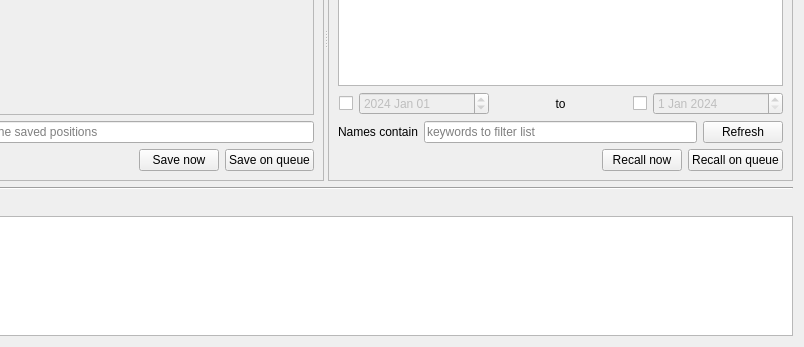
Before: the Qt Designer form src/firefly/plans/save_motor_window.ui in spc-group/haven, drawn with Qt 5; both pictures show x 152 to 956 and y 117 to 464 of the 956 by 464 pixel window.
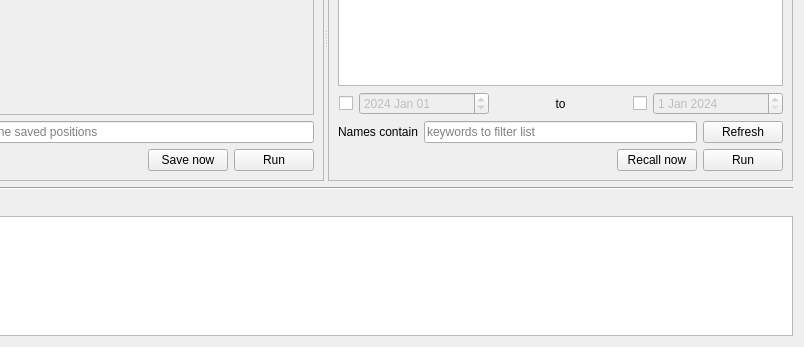
After: the same form once the commit is applied. Custom widgets are drawn as their Qt base class.

Commit message: change buttons to queue buttons

Diff of the .ui file:
```diff
--- a/src/firefly/plans/save_motor_window.ui
+++ b/src/firefly/plans/save_motor_window.ui
@@ -212,7 +212,10 @@
            </widget>
           </item>
           <item>
-           <widget class="QPushButton" name="run_button">
+           <widget class="QueueButton" name="run_button">
+            <property name="enabled">
+             <bool>true</bool>
+            </property>
             <property name="sizePolicy">
              <sizepolicy hsizetype="Fixed" vsizetype="Fixed">
               <horstretch>0</horstretch>
@@ -223,7 +226,10 @@
              <string>Add save motor position to the queue</string>
             </property>
             <property name="text">
-             <string>Save on queue</string>
+             <string>Run</string>
+            </property>
+            <property name="checkable">
+             <bool>false</bool>
             </property>
            </widget>
           </item>
@@ -475,7 +481,10 @@
                  </widget>
                 </item>
                 <item>
-                 <widget class="QPushButton" name="recall_button">
+                 <widget class="QueueButton" name="recall_button">
+                  <property name="enabled">
+                   <bool>true</bool>
+                  </property>
                   <property name="sizePolicy">
                    <sizepolicy hsizetype="Fixed" vsizetype="Fixed">
                     <horstretch>0</horstretch>
@@ -486,7 +495,10 @@
                    <string>Add recall position to the queue</string>
                   </property>
                   <property name="text">
-                   <string>Recall on queue</string>
+                   <string>Run</string>
+                  </property>
+                  <property name="checkable">
+                   <bool>false</bool>
                   </property>
                  </widget>
                 </item>
```
Left out of the diff: 6 changed lines with no effect on the pictures.
